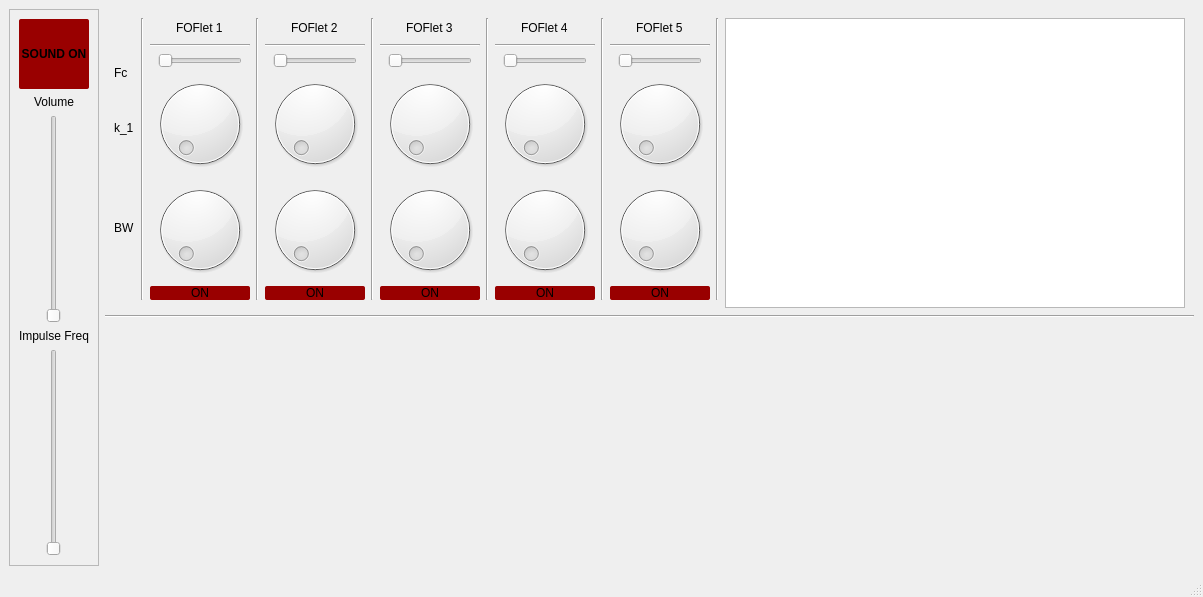
Above: ui/MainWindow.ui from swichman/py-FOFlets before the change. Below: the same form after it.
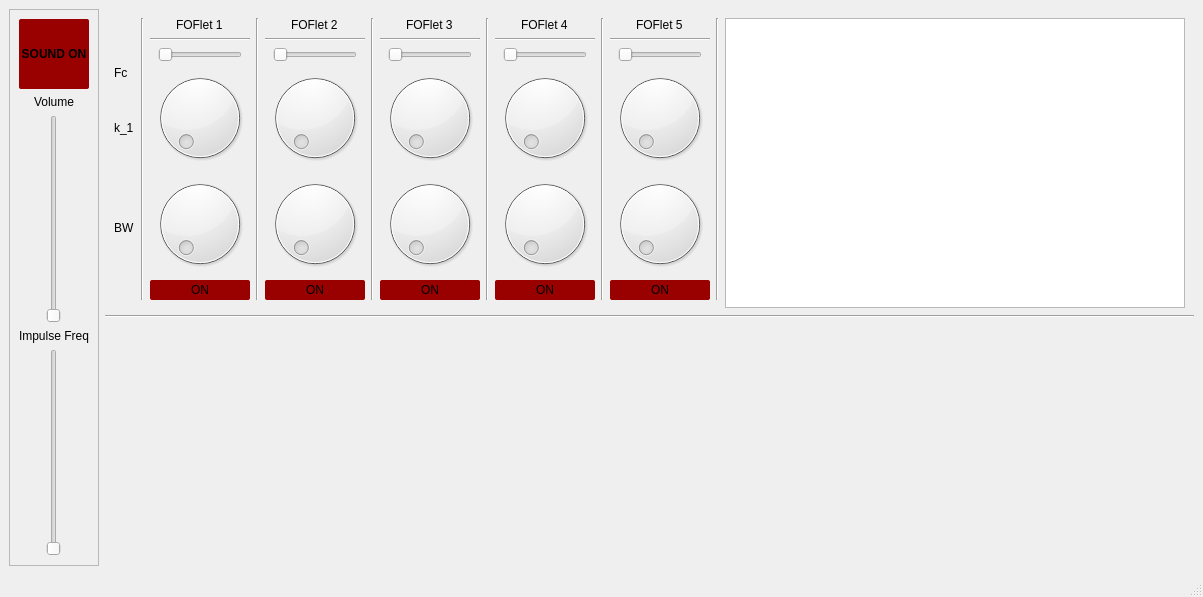
That is the form after the change.

Commit message: UI and FOFlet class accept optional args and default values.

What changed in the file:
```diff
--- a/ui/MainWindow.ui
+++ b/ui/MainWindow.ui
@@ -309,7 +309,7 @@
              <item alignment="Qt::AlignHCenter">
               <widget class="QPushButton" name="f1_toggle">
                <property name="sizePolicy">
-                <sizepolicy hsizetype="Expanding" vsizetype="Fixed">
+                <sizepolicy hsizetype="Fixed" vsizetype="Fixed">
                  <horstretch>0</horstretch>
                  <verstretch>0</verstretch>
                 </sizepolicy>
@@ -317,7 +317,13 @@
                <property name="minimumSize">
                 <size>
                  <width>100</width>
-                 <height>0</height>
+                 <height>20</height>
+                </size>
+               </property>
+               <property name="maximumSize">
+                <size>
+                 <width>100</width>
+                 <height>20</height>
                 </size>
                </property>
                <property name="styleSheet">
@@ -395,7 +401,7 @@
               </size>
              </property>
              <property name="maximum">
-              <number>200</number>
+              <number>99</number>
              </property>
             </widget>
            </item>
@@ -413,6 +419,9 @@
                <height>100</height>
               </size>
              </property>
+             <property name="maximum">
+              <number>200</number>
+             </property>
             </widget>
            </item>
            <item>
@@ -420,7 +429,7 @@
              <item alignment="Qt::AlignHCenter">
               <widget class="QPushButton" name="f2_toggle">
                <property name="sizePolicy">
-                <sizepolicy hsizetype="Expanding" vsizetype="Fixed">
+                <sizepolicy hsizetype="Fixed" vsizetype="Fixed">
                  <horstretch>0</horstretch>
                  <verstretch>0</verstretch>
                 </sizepolicy>
@@ -428,7 +437,13 @@
                <property name="minimumSize">
                 <size>
                  <width>100</width>
-                 <height>0</height>
+                 <height>20</height>
+                </size>
+               </property>
+               <property name="maximumSize">
+                <size>
+                 <width>100</width>
+                 <height>20</height>
                 </size>
                </property>
                <property name="styleSheet">
@@ -531,7 +546,7 @@
              <item alignment="Qt::AlignHCenter">
               <widget class="QPushButton" name="f3_toggle">
                <property name="sizePolicy">
-                <sizepolicy hsizetype="Expanding" vsizetype="Fixed">
+                <sizepolicy hsizetype="Fixed" vsizetype="Fixed">
                  <horstretch>0</horstretch>
                  <verstretch>0</verstretch>
                 </sizepolicy>
@@ -539,7 +554,13 @@
                <property name="minimumSize">
                 <size>
                  <width>100</width>
-                 <height>0</height>
+                 <height>20</height>
+                </size>
+               </property>
+               <property name="maximumSize">
+                <size>
+                 <width>100</width>
+                 <height>20</height>
                 </size>
                </property>
                <property name="styleSheet">
@@ -642,7 +663,7 @@
              <item alignment="Qt::AlignHCenter">
               <widget class="QPushButton" name="f4_toggle">
                <property name="sizePolicy">
-                <sizepolicy hsizetype="Expanding" vsizetype="Fixed">
+                <sizepolicy hsizetype="Fixed" vsizetype="Fixed">
                  <horstretch>0</horstretch>
                  <verstretch>0</verstretch>
                 </sizepolicy>
@@ -650,7 +671,13 @@
                <property name="minimumSize">
                 <size>
                  <width>100</width>
-                 <height>0</height>
+                 <height>20</height>
+                </size>
+               </property>
+               <property name="maximumSize">
+                <size>
+                 <width>100</width>
+                 <height>20</height>
                 </size>
                </property>
                <property name="styleSheet">
@@ -753,7 +780,7 @@
              <item alignment="Qt::AlignHCenter">
               <widget class="QPushButton" name="f5_toggle">
                <property name="sizePolicy">
-                <sizepolicy hsizetype="Expanding" vsizetype="Fixed">
+                <sizepolicy hsizetype="Fixed" vsizetype="Fixed">
                  <horstretch>0</horstretch>
                  <verstretch>0</verstretch>
                 </sizepolicy>
@@ -761,7 +788,13 @@
                <property name="minimumSize">
                 <size>
                  <width>100</width>
-                 <height>0</height>
+                 <height>20</height>
+                </size>
+               </property>
+               <property name="maximumSize">
+                <size>
+                 <width>100</width>
+                 <height>20</height>
                 </size>
                </property>
                <property name="styleSheet">
```
The commit also changes 3 other files.
